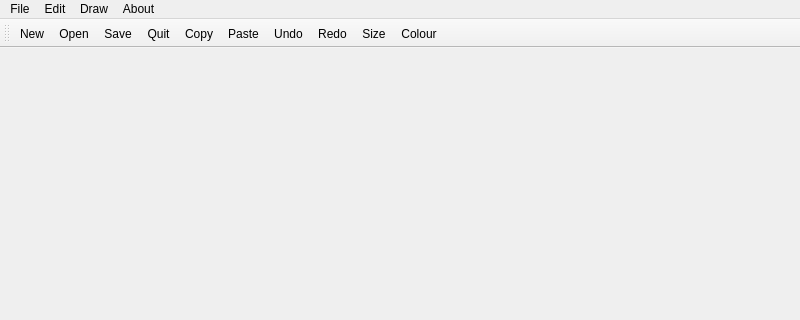
dominikjaroszek/QPaint, file Paint/mainwindow.ui: the form before one commit; both pictures show x 0 to 800 and y 0 to 320 of the 800 by 600 pixel window.
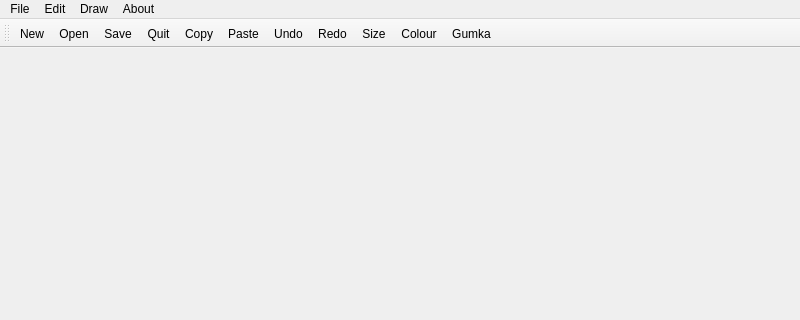
The form after the commit. Icons and pictures are not drawn.

The edit to the form file:
```diff
--- a/Paint/mainwindow.ui
+++ b/Paint/mainwindow.ui
@@ -35,6 +35,7 @@
    <addaction name="actionRedo"/>
    <addaction name="actionRozmiar"/>
    <addaction name="actionKolor"/>
+   <addaction name="actionGumka"/>
   </widget>
   <widget class="QMenuBar" name="menubar">
    <property name="geometry">
```
Left out of the diff: 10 changed lines with no effect on the pictures.
